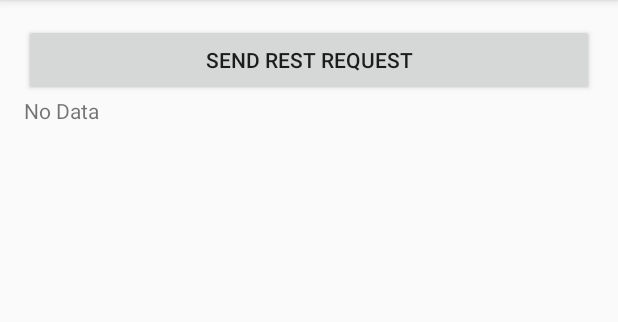
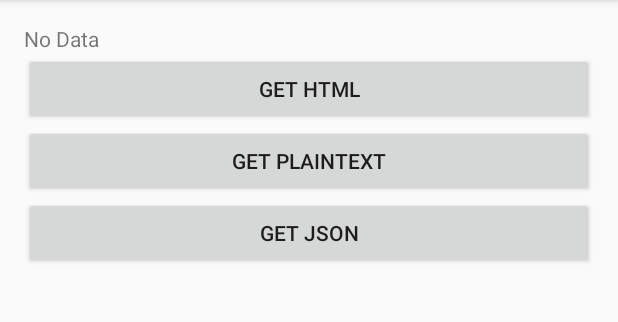
Before and after one commit to nerdaliciousCH/VS_fabischn_Webservices, an Android app: the screen it shows after launch (RESTClientActivity), after a tap on "REST CLIENT", on a phone screen of 412 x 824 dp, the part 84-406 px from its top. Run offline under Robolectric (Android 15) with nearby library versions, the phone set to English and light mode, and no system bars.

Commit message:
Solved Task 1 :)

```diff
--- a/app/build.gradle
+++ b/app/build.gradle
@@ -25,5 +25,6 @@ dependencies {
         exclude group: 'com.android.support', module: 'support-annotations'
     })
     compile 'com.android.support:appcompat-v7:24.2.1'
+    compile 'org.jsoup:jsoup:1.8.3'
     testCompile 'junit:junit:4.12'
 }
--- a/app/src/main/AndroidManifest.xml
+++ b/app/src/main/AndroidManifest.xml
@@ -1,6 +1,7 @@
 <?xml version="1.0" encoding="utf-8"?>
 <manifest xmlns:android="http://schemas.android.com/apk/res/android"
     package="ch.ethz.inf.vs.a2.fabischn.webservices">
+    <uses-permission android:name="android.permission.INTERNET" />
 
     <application
         android:allowBackup="true"
@@ -20,7 +21,8 @@
         <activity android:name=".SOAPClientActivity"
             android:parentActivityName=".MainActivity"/>
         <activity android:name=".RESTServerActivity"
-            android:parentActivityName=".MainActivity"></activity>
+            android:parentActivityName=".MainActivity"/>
+
     </application>
 
 </manifest>
--- a/app/src/main/java/ch/ethz/inf/vs/a2/fabischn/webservices/HttpRawRequestImpl.java
+++ b/app/src/main/java/ch/ethz/inf/vs/a2/fabischn/webservices/HttpRawRequestImpl.java
@@ -10,6 +10,9 @@ import ch.ethz.inf.vs.a2.fabischn.webservices.http.RemoteServerConfiguration;
  */
 
 public class HttpRawRequestImpl implements HttpRawRequest, RemoteServerConfiguration {
+
+
+    // fabischn: Reverse engineered from Unit Tests and HTTP RFC
     private static final String CRLF= "\r\n";
     @Override
     public String generateRequest(String host, int port, String path) {
--- a/app/src/main/java/ch/ethz/inf/vs/a2/fabischn/webservices/RESTClientActivity.java
+++ b/app/src/main/java/ch/ethz/inf/vs/a2/fabischn/webservices/RESTClientActivity.java
@@ -5,45 +5,67 @@ import android.os.Bundle;
 import android.util.Log;
 import android.view.View;
 import android.widget.Button;
+import android.widget.TextView;
 
-import java.io.IOException;
-
+import ch.ethz.inf.vs.a2.fabischn.webservices.sensor.JsonSensor;
 import ch.ethz.inf.vs.a2.fabischn.webservices.sensor.RawHttpSensor;
 import ch.ethz.inf.vs.a2.fabischn.webservices.sensor.SensorListener;
+import ch.ethz.inf.vs.a2.fabischn.webservices.sensor.TextSensor;
 
 public class RESTClientActivity extends AppCompatActivity implements SensorListener, Button.OnClickListener{
 
     private static final String TAG = RESTClientActivity.class.getSimpleName();
     private RawHttpSensor rawHttpSensor;
+    private TextSensor textSensor;
+    private JsonSensor jsonSensor;
+    private TextView textView;
     @Override
     protected void onCreate(Bundle savedInstanceState) {
         super.onCreate(savedInstanceState);
         setContentView(R.layout.activity_restclient);
         getSupportActionBar().setDisplayHomeAsUpEnabled(true);
+        textView = (TextView) findViewById(R.id.text_restclient_data);
 
         rawHttpSensor = new RawHttpSensor();
-        rawHttpSensor.registerListener(this);
+        textSensor = new TextSensor();
+        jsonSensor = new JsonSensor();
+        // TODO use a dropdown to select the Request method
+//        rawHttpSensor.registerListener(this);
+//        textSensor.registerListener(this);
+        jsonSensor.registerListener(this);
     }
 
     @Override
-    public void onReceiveSensorValue(double value) {
-
+    public void onReceiveSensorValue(final double value) {
+        runOnUiThread(
+                new Runnable() {
+                    @Override
+                    public void run() {
+                        textView.setText(Double.toString(value));
+                    }
+                }
+        );
     }
 
     @Override
     public void onReceiveMessage(String message) {
-
+        Log.e(TAG, message);
     }
 
     @Override
     public void onClick(View v) {
-        Log.d(TAG, "onClick");
-        if (v.getId() == R.id.btn_rest_request){
-            try{
-                rawHttpSensor.executeRequest();
-            } catch (IOException e){
-                Log.e(TAG, "Something went wrong trying to send the request:", e);
-            }
+        switch(v.getId()) {
+            case R.id.btn_rest_request_raw:
+                rawHttpSensor.getTemperature();
+                return;
+            case R.id.btn_rest_request_plain:
+                textSensor.getTemperature();
+                return;
+            case R.id.btn_rest_request_json:
+                jsonSensor.getTemperature();
+                return;
+            default:
+                return;
         }
     }
 }
--- a/app/src/main/res/layout/activity_restclient.xml
+++ b/app/src/main/res/layout/activity_restclient.xml
@@ -10,13 +10,25 @@
     android:paddingRight="@dimen/activity_horizontal_margin"
     android:paddingTop="@dimen/activity_vertical_margin"
     tools:context="ch.ethz.inf.vs.a2.fabischn.webservices.RESTClientActivity">
-    <Button android:id="@+id/btn_rest_request"
-        android:layout_width="match_parent"
-        android:layout_height="wrap_content"
-        android:text="@string/send_request"
-        android:onClick="onClick"/>
-    <TextView android:id="@+id/text_restclient_temp"
+    <TextView android:id="@+id/text_restclient_data"
         android:layout_width="match_parent"
         android:layout_height="wrap_content"
         android:text="@string/no_data"/>
+    <Button android:id="@+id/btn_rest_request_raw"
+        android:layout_width="match_parent"
+        android:layout_height="wrap_content"
+        android:text="@string/send_request_raw"
+        android:onClick="onClick"/>
+    <Button android:id="@+id/btn_rest_request_plain"
+        android:layout_width="match_parent"
+        android:layout_height="wrap_content"
+        android:text="@string/send_request_plain"
+        android:onClick="onClick"/>
+    <Button android:id="@+id/btn_rest_request_json"
+        android:layout_width="match_parent"
+        android:layout_height="wrap_content"
+        android:text="@string/send_request_json"
+        android:onClick="onClick"/>
+
+
 </LinearLayout>
--- a/app/src/main/res/values/strings.xml
+++ b/app/src/main/res/values/strings.xml
@@ -4,5 +4,7 @@
     <string name="soap_client">SOAP client</string>
     <string name="rest_server">REST server</string>
     <string name="no_data">No Data</string>
-    <string name="send_request">Send REST Request</string>
+    <string name="send_request_raw">Get HTML</string>
+    <string name="send_request_plain">Get Plaintext</string>
+    <string name="send_request_json">Get JSON</string>
 </resources>
```
Also changed, not shown: app/src/main/java/ch/ethz/inf/vs/a2/fabischn/webservices/sensor/JsonSensor.java (+51 -2 lines), app/src/main/java/ch/ethz/inf/vs/a2/fabischn/webservices/sensor/RawHttpSensor.java (+21 -7 lines), app/src/main/java/ch/ethz/inf/vs/a2/fabischn/webservices/sensor/TextSensor.java (+41 -3 lines).
